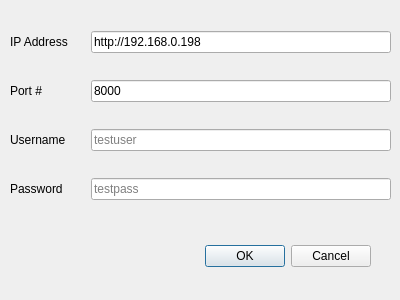
Old version of the form gui/ui/ui_interopCredentialPrompt.ui in the repository Team-Guardian/tagger.
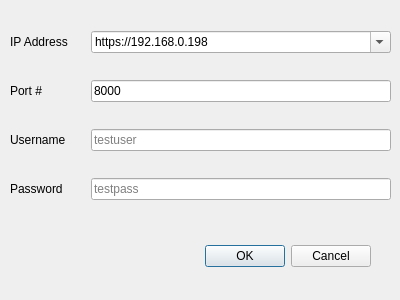
New version of the form.

Commit message: added support for posting and deleting targets from interop server; changed login prompt to include editable combo box for IP address of the server with some predefined values

The edit to the form file:
```diff
--- a/gui/ui/ui_interopCredentialPrompt.ui
+++ b/gui/ui/ui_interopCredentialPrompt.ui
@@ -52,13 +52,23 @@
        </widget>
       </item>
       <item>
-       <widget class="QLineEdit" name="lineEdit_ipAddress">
-        <property name="text">
-         <string>http://192.168.0.198</string>
+       <widget class="QComboBox" name="comboBox_ipAddress">
+        <property name="editable">
+         <bool>true</bool>
         </property>
-        <property name="placeholderText">
-         <string>http://192.168.0.198</string>
+        <property name="currentText">
+         <string>https://192.168.0.198</string>
         </property>
+        <item>
+         <property name="text">
+          <string>https://192.168.0.198</string>
+         </property>
+        </item>
+        <item>
+         <property name="text">
+          <string>http://localhost</string>
+         </property>
+        </item>
        </widget>
       </item>
      </layout>
```
The commit also changes 7 other files.
